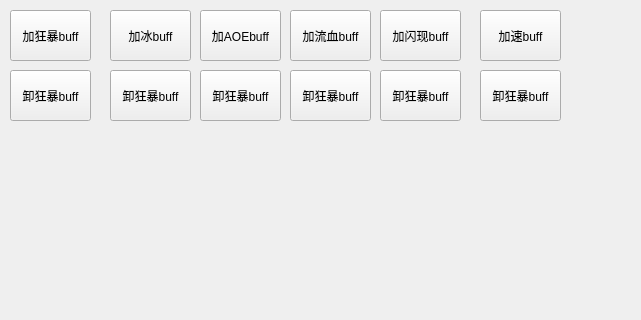
Loganloxsins/Inner-TD-Tale, file forms/gamewindow.ui: the form before one commit; both pictures show x 0 to 641 and y 0 to 320 of the 1200 by 1000 pixel window.
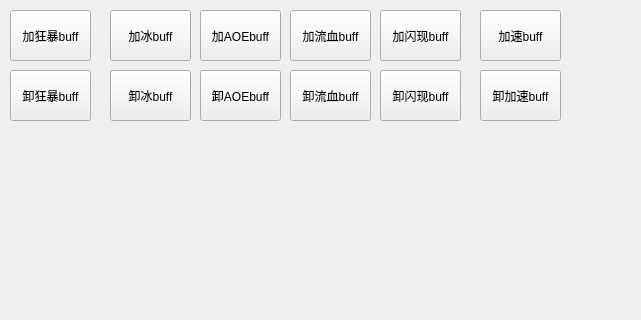
The form after the commit.

```diff
--- a/forms/gamewindow.ui
+++ b/forms/gamewindow.ui
@@ -153,7 +153,7 @@
     </rect>
    </property>
    <property name="text">
-    <string>卸狂暴buff</string>
+    <string>卸流血buff</string>
    </property>
   </widget>
   <widget class="QPushButton" name="pushButton_Pause_3">
@@ -166,7 +166,7 @@
     </rect>
    </property>
    <property name="text">
-    <string>卸狂暴buff</string>
+    <string>卸AOEbuff</string>
    </property>
   </widget>
   <widget class="QPushButton" name="pushButton_PlantRemote_4">
@@ -192,7 +192,7 @@
     </rect>
    </property>
    <property name="text">
-    <string>卸狂暴buff</string>
+    <string>卸加速buff</string>
    </property>
   </widget>
   <widget class="QPushButton" name="pushButton_PlantRemote_5">
@@ -205,7 +205,7 @@
     </rect>
    </property>
    <property name="text">
-    <string>卸狂暴buff</string>
+    <string>卸闪现buff</string>
    </property>
   </widget>
   <widget class="QPushButton" name="pushButton_PlantMeele_5">
@@ -218,7 +218,7 @@
     </rect>
    </property>
    <property name="text">
-    <string>卸狂暴buff</string>
+    <string>卸冰buff</string>
    </property>
   </widget>
  </widget>
```
Left out of the diff: 22 changed lines with no effect on the pictures.
